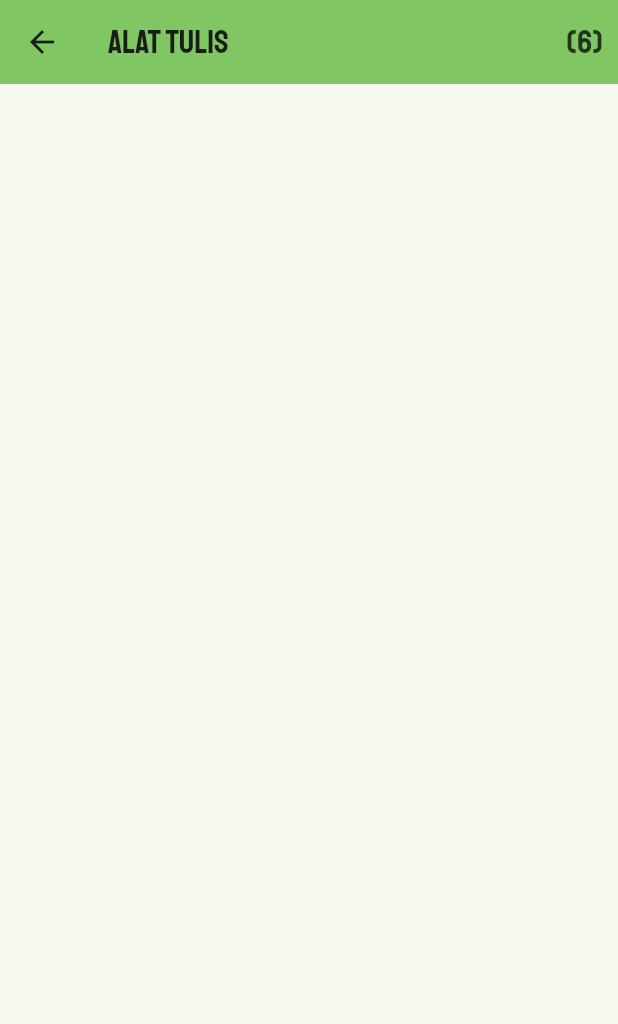
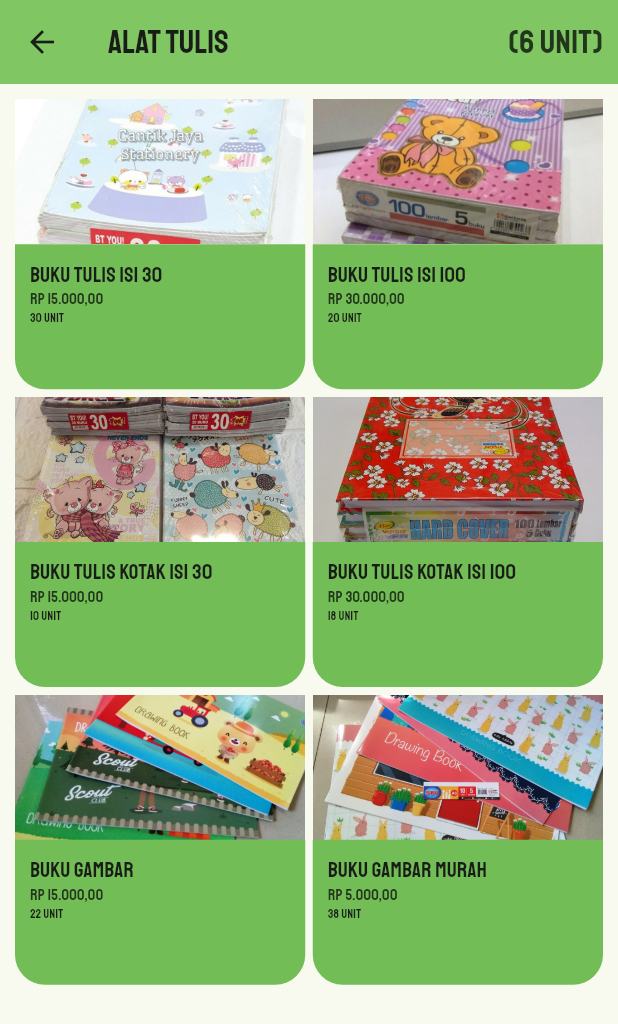
Before and after one commit to jonrysimbolon/ud_simbolon, a Flutter app: the WebHomePage screen opened directly, after a tap on the "edit" icon, on a phone screen of 412 x 824 dp. Shown: the top 1024 px of the screen. Run offline on Flutter 3.47's test engine with Material 2 defaults, Android fonts, the phone set to English and light mode, and no system bars; our stand-ins replace flutter_image_slideshow.

Commit message:
complete detail brg & list brg

```diff
--- a/lib/list_item_barang_screen.dart
+++ b/lib/list_item_barang_screen.dart
@@ -1,5 +1,6 @@
 import 'package:flutter/material.dart';
 import 'package:ud_simbolon/model/item.dart';
+import 'package:ud_simbolon/my_navigation.dart';
 import 'package:ud_simbolon/utils.dart';
 
 class ListItemBarangScreen extends StatelessWidget {
@@ -25,12 +26,78 @@ class ListItemBarangScreen extends StatelessWidget {
           Padding(
             padding: const EdgeInsets.only(right: 10),
             child: Text(
-                '(${_listItems.length})',
-                style: const TextStyle(fontFamily: fontTitleStr, fontSize: 22, color: welcomeColor),
+              '(${_listItems.length} unit)',
+              style: const TextStyle(
+                  fontFamily: fontTitleStr, fontSize: 22, color: welcomeColor),
             ),
           )
         ],
       ),
-        body: const Center());
+      body: _listItems.isNotEmpty
+          ? GridView.count(
+              primary: false,
+              scrollDirection: Axis.vertical,
+              padding: const EdgeInsets.all(10),
+              crossAxisSpacing: 5,
+              mainAxisSpacing: 5,
+              crossAxisCount: 2,
+              children: List.generate(_listItems.length, (index) {
+                var item = _listItems[index];
+                return InkWell(
+                  onTap: () {
+                    goToDetailItem(context: context, data: item);
+                  },
+                  child: Column(
+                    children: [
+                      Expanded(
+                        child: AspectRatio(
+                          aspectRatio: 2 / 1,
+                          child: Image.asset(
+                            'images/${item.id}.jpg',
+                            fit: BoxFit.cover,
+                          ),
+                        ),
+                      ),
+                      Flexible(
+                          child: Container(
+                        width: double.infinity,
+                        decoration: const BoxDecoration(
+                            color: cardColor,
+                            borderRadius: BorderRadius.only(
+                                bottomLeft: Radius.circular(20),
+                                bottomRight: Radius.circular(20))),
+                        padding: const EdgeInsets.all(10),
+                        child: Column(
+                          crossAxisAlignment: CrossAxisAlignment.start,
+                          children: [
+                            Text(
+                              item.name,
+                              style: const TextStyle(
+                                  fontSize: 14, fontFamily: fontTitleStr),
+                            ),
+                            Text(
+                              changeToRupiah(item.price),
+                              style: const TextStyle(
+                                  color: welcomeColor,
+                                  fontSize: 10,
+                                  fontFamily: fontTitleStr),
+                            ),
+                            Text(
+                              '${item.qty} unit',
+                              style: const TextStyle(
+                                  fontSize: 8, fontFamily: fontTitleStr),
+                            )
+                          ],
+                        ),
+                      ))
+                    ],
+                  ),
+                );
+              }))
+          : Center(
+              child: Image.asset(
+              'images/empty.gif',
+            )),
+    );
   }
 }
--- a/lib/model/item.dart
+++ b/lib/model/item.dart
@@ -19,43 +19,59 @@ var bookItems = [
   Item(
       id: '01-01',
       name: 'Buku tulis isi 30',
-      desc: 'Deskripsi buku tulis isi 30',
+      desc: deskripsiBukuIsi30,
       category: 'Alat Tulis',
       qty: 30,
       price: 15000),
   Item(
       id: '01-02',
       name: 'Buku tulis isi 100',
-      desc: 'Deskripsi buku tulis isi 100',
+      desc: deskripsiBukuIsi30,
       category: 'Alat Tulis',
       qty: 20,
       price: 30000),
   Item(
       id: '01-03',
       name: 'Buku tulis kotak isi 30',
-      desc: 'Deskripsi buku tulis kotak isi 30',
+      desc: deskripsiBukuIsi30,
       category: 'Alat Tulis',
       qty: 10,
       price: 15000),
   Item(
       id: '01-04',
       name: 'Buku tulis kotak isi 100',
-      desc: 'Deskripsi buku tulis kotak isi 100',
+      desc: deskripsiBukuIsi30,
       category: 'Alat Tulis',
       qty: 18,
       price: 30000),
   Item(
       id: '01-05',
       name: 'Buku gambar',
-      desc: 'Deskripsi buku gambar',
+      desc: deskripsiBukuIsi30,
       category: 'Alat Tulis',
       qty: 22,
       price: 15000),
   Item(
       id: '01-06',
       name: 'Buku gambar murah',
-      desc: 'Deskripsi buku gambar murah',
+      desc: deskripsiBukuIsi30,
       category: 'Alat Tulis',
       qty: 38,
       price: 5000),
 ];
+
+var deskripsiBukuIsi30 = '''
+Deskripsi Produk:
+Dapatkan buku tulis kreatif yang sempurna untuk anak-anak Anda dengan "Buku Tulis Kreatif 30 Lembar!" Buku ini adalah teman sempurna untuk memotivasi anak-anak dalam belajar menulis, menggambar, dan berkreasi.
+
+Dengan 30 lembar berkualitas tinggi, buku ini memberikan anak-anak ruang yang cukup untuk mengekspresikan ide-ide mereka, menceritakan cerita-cerita fantastis, menggambar gambar-gambar yang indah, atau hanya mencatat pengalaman sehari-hari mereka.
+
+Fitur utama:
+
+    Isi 30 Lembar: Buku ini memiliki 30 lembar kosong yang cukup untuk mengisi dengan imajinasi tanpa batas.
+    Ukuran yang Nyaman: Dengan ukuran yang pas di tangan anak-anak, buku ini mudah dibawa ke mana-mana.
+    Kertas Berkualitas Tinggi: Kertas berkualitas tinggi yang cocok untuk berbagai jenis pena, pensil, dan alat gambar lainnya.
+    Kover Warna-warni: Kover buku yang cerah dan menarik akan menginspirasi anak-anak untuk mulai berkarya.
+
+Buku Tulis Kreatif 30 Lembar adalah alat sempurna untuk membantu anak-anak Anda mengembangkan keterampilan menulis dan kreativitas mereka. Dengan buku ini, mereka dapat mengukir cerita-cerita ajaib mereka sendiri, menggambar dunia imajinatif mereka, dan mencatat petualangan mereka. Ini juga bisa menjadi hadiah yang indah untuk anak-anak pada berbagai kesempatan. Segera berikan mereka kesempatan untuk mengungkapkan diri mereka dan membiarkan imajinasi mereka berkembang dengan Buku Tulis Kreatif 30 Lembar!
+''';
--- a/lib/utils.dart
+++ b/lib/utils.dart
@@ -1,14 +1,29 @@
 import 'package:flutter/material.dart';
+import 'package:intl/intl.dart';
 
 const bgColor = Color(0xFF80C764);
 const cardColor = Color(0xFF72BD55);
 var cardColorForBackgroundIcon = cardColor.withOpacity(0.7);
 const textColor = Color(0xFF9F9D9D);
-const labelColor = Color(0xFFEDEAEA);
+const labelColor = Color(0xFFD4D4D4);
 const welcomeColor = Color(0xFF22361B);
 
 const fontTitleStr = 'Staatliches';
 const fontDescStr = 'Oxygen';
+
+String changeToRupiah(num data) => CurrencyFormat.convertToIdr(data, 2);
+
+
+class CurrencyFormat {
+  static String convertToIdr(dynamic number, int decimalDigit) {
+    NumberFormat currencyFormatter = NumberFormat.currency(
+      locale: 'id',
+      symbol: 'Rp ',
+      decimalDigits: decimalDigit,
+    );
+    return currencyFormatter.format(number);
+  }
+}
 
 void showCustomSnackBar(
   BuildContext context,
--- a/lib/welcome_component.dart
+++ b/lib/welcome_component.dart
@@ -22,7 +22,6 @@ class WelcomeComponent extends StatelessWidget {
                     'Welcome to UD. Simbolon',
                     style: TextStyle(
                         fontFamily: fontTitleStr, color: welcomeColor),
-                    selectionColor: Colors.blue,
                   ),
                 ],
               ))),
```
Also changed, not shown: lib/detail_item_screen.dart (+33 -15 lines), pubspec.yaml (+5 -12 lines), images/empty.gif (added), pubspec.lock. Lines whose indentation alone changed are shown as unchanged.
